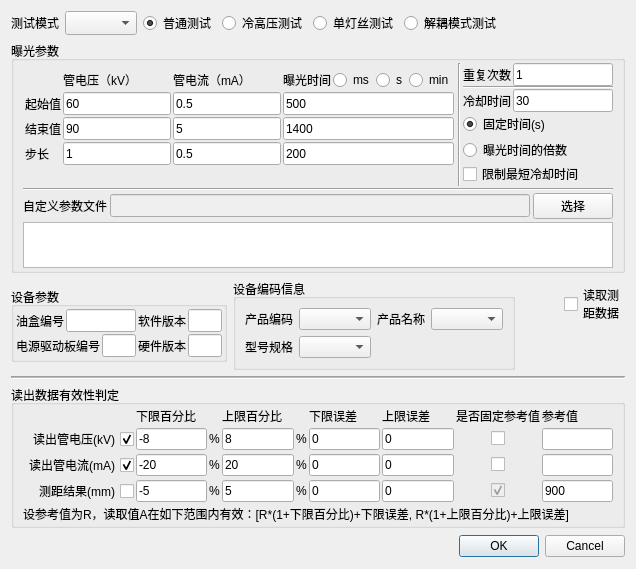
The window that test_param_settings.ui (curious-heart/X-exposer-tool) describes before a commit, drawn with Qt 5.
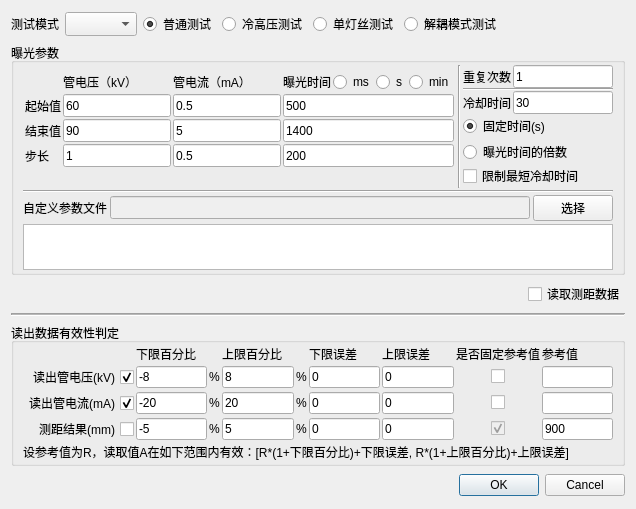
The same window after the commit.

Commit message: move device info (sw version, pdt code...) from test-parameter-settings dlg to hv-conn-settings dlg.

```diff
--- a/test_param_settings.ui
+++ b/test_param_settings.ui
@@ -7,7 +7,7 @@
     <x>0</x>
     <y>0</y>
     <width>636</width>
-    <height>567</height>
+    <height>509</height>
    </rect>
   </property>
   <property name="sizePolicy">
@@ -31,7 +31,7 @@
   <property name="windowTitle">
    <string>Dialog</string>
   </property>
-  <layout class="QVBoxLayout" name="verticalLayout_8">
+  <layout class="QVBoxLayout" name="verticalLayout_6">
    <item>
     <layout class="QHBoxLayout" name="horizontalLayout">
      <item>
@@ -580,223 +580,7 @@
     </widget>
    </item>
    <item>
-    <layout class="QHBoxLayout" name="horizontalLayout_14" stretch="5,3,1,1">
-     <property name="sizeConstraint">
-      <enum>QLayout::SetDefaultConstraint</enum>
-     </property>
-     <item>
-      <widget class="QGroupBox" name="groupBox_2">
-       <property name="sizePolicy">
-        <sizepolicy hsizetype="Preferred" vsizetype="Maximum">
-         <horstretch>0</horstretch>
-         <verstretch>0</verstretch>
-        </sizepolicy>
-       </property>
-       <property name="minimumSize">
-        <size>
-         <width>0</width>
-         <height>0</height>
-        </size>
-       </property>
-       <property name="maximumSize">
-        <size>
-         <width>16777215</width>
-         <height>16777215</height>
-        </size>
-       </property>
-       <property name="title">
-        <string>设备参数</string>
-       </property>
-       <layout class="QGridLayout" name="gridLayout_2">
-        <property name="sizeConstraint">
-         <enum>QLayout::SetMinimumSize</enum>
-        </property>
-        <property name="leftMargin">
-         <number>2</number>
-        </property>
-        <property name="topMargin">
-         <number>2</number>
-        </property>
-        <property name="rightMargin">
-         <number>2</number>
-        </property>
-        <property name="bottomMargin">
-         <number>2</number>
-        </property>
-        <property name="spacing">
-         <number>2</number>
-        </property>
-        <item row="0" column="0">
-         <layout class="QHBoxLayout" name="horizontalLayout_2">
-          <item>
-           <widget class="QLabel" name="oilBoxNoLbl">
-            <property name="text">
-             <string>油盒编号</string>
-            </property>
-           </widget>
-          </item>
-          <item>
-           <widget class="QLineEdit" name="oilBoxNoEdit">
-            <property name="sizePolicy">
-             <sizepolicy hsizetype="Expanding" vsizetype="Fixed">
-              <horstretch>0</horstretch>
-              <verstretch>0</verstretch>
-             </sizepolicy>
-            </property>
-            <property name="minimumSize">
-             <size>
-              <width>0</width>
-              <height>23</height>
-             </size>
-            </property>
-           </widget>
-          </item>
-         </layout>
-        </item>
-        <item row="0" column="1">
-         <layout class="QHBoxLayout" name="horizontalLayout_3">
-          <item>
-           <widget class="QLabel" name="swVerStrLbl">
-            <property name="text">
-             <string>软件版本</string>
-            </property>
-           </widget>
-          </item>
-          <item>
-           <widget class="QLineEdit" name="swVerStrEdit">
-            <property name="sizePolicy">
-             <sizepolicy hsizetype="Expanding" vsizetype="Fixed">
-              <horstretch>0</horstretch>
-              <verstretch>0</verstretch>
-             </sizepolicy>
-            </property>
-            <property name="minimumSize">
-             <size>
-              <width>0</width>
-              <height>23</height>
-             </size>
-            </property>
-           </widget>
-          </item>
-         </layout>
-        </item>
-        <item row="1" column="0">
-         <layout class="QHBoxLayout" name="horizontalLayout_4">
-          <item>
-           <widget class="QLabel" name="hvCtrlBoardNoLbl">
-            <property name="text">
-             <string>电源驱动板编号</string>
-            </property>
-           </widget>
-          </item>
-          <item>
-           <widget class="QLineEdit" name="hvCtrlBoardNoEdit">
-            <property name="sizePolicy">
-             <sizepolicy hsizetype="Expanding" vsizetype="Fixed">
-              <horstretch>0</horstretch>
-              <verstretch>0</verstretch>
-             </sizepolicy>
-            </property>
-            <property name="minimumSize">
-             <size>
-              <width>0</width>
-              <height>23</height>
-             </size>
-            </property>
-           </widget>
-          </item>
-         </layout>
-        </item>
-        <item row="1" column="1">
-         <layout class="QHBoxLayout" name="horizontalLayout_5">
-          <item>
-           <widget class="QLabel" name="hwVerStrLbl">
-            <property name="text">
-             <string>硬件版本</string>
-            </property>
-           </widget>
-          </item>
-          <item>
-           <widget class="QLineEdit" name="hwVerStrEdit">
-            <property name="sizePolicy">
-             <sizepolicy hsizetype="Expanding" vsizetype="Fixed">
-              <horstretch>0</horstretch>
-              <verstretch>0</verstretch>
-             </sizepolicy>
-            </property>
-            <property name="minimumSize">
-             <size>
-              <width>0</width>
-              <height>23</height>
-             </size>
-            </property>
-           </widget>
-          </item>
-         </layout>
-        </item>
-       </layout>
-      </widget>
-     </item>
-     <item>
-      <widget class="QGroupBox" name="devCodInfoGrpBox">
-       <property name="title">
-        <string>设备编码信息</string>
-       </property>
-       <layout class="QVBoxLayout" name="verticalLayout_9">
-        <item>
-         <layout class="QHBoxLayout" name="horizontalLayout_24">
-          <item>
-           <widget class="QLabel" name="pdtCodeLbl">
-            <property name="text">
-             <string>产品编码</string>
-            </property>
-           </widget>
-          </item>
-          <item>
-           <widget class="QComboBox" name="pdtCodeCBox"/>
-          </item>
-          <item>
-           <widget class="QLabel" name="pdtNameLbl">
-            <property name="text">
-             <string>产品名称</string>
-            </property>
-           </widget>
-          </item>
-          <item>
-           <widget class="QComboBox" name="pdtNameCBox"/>
-          </item>
-         </layout>
-        </item>
-        <item>
-         <layout class="QHBoxLayout" name="horizontalLayout_27">
-          <item>
-           <widget class="QLabel" name="pdtMdlLbl">
-            <property name="text">
-             <string>型号规格</string>
-            </property>
-           </widget>
-          </item>
-          <item>
-           <widget class="QComboBox" name="pdtMdlCBox"/>
-          </item>
-          <item>
-           <spacer name="horizontalSpacer_3">
-            <property name="orientation">
-             <enum>Qt::Horizontal</enum>
-            </property>
-            <property name="sizeHint" stdset="0">
-             <size>
-              <width>40</width>
-              <height>20</height>
-             </size>
-            </property>
-           </spacer>
-          </item>
-         </layout>
-        </item>
-       </layout>
-      </widget>
-     </item>
+    <layout class="QHBoxLayout" name="horizontalLayout_2">
      <item>
       <spacer name="horizontalSpacer_2">
        <property name="orientation">
@@ -811,35 +595,11 @@
       </spacer>
      </item>
      <item>
-      <layout class="QVBoxLayout" name="verticalLayout_6">
-       <property name="spacing">
-        <number>0</number>
+      <widget class="QCheckBox" name="readDistChBox">
+       <property name="text">
+        <string>读取测距数据</string>
        </property>
-       <item>
-        <widget class="QCheckBox" name="readDistChBox">
-         <property name="text">
-          <string>读取测
-距数据</string>
-         </property>
-        </widget>
-       </item>
-       <item>
-        <spacer name="verticalSpacer_2">
-         <property name="orientation">
-          <enum>Qt::Vertical</enum>
-         </property>
-         <property name="sizeType">
-          <enum>QSizePolicy::Maximum</enum>
-         </property>
-         <property name="sizeHint" stdset="0">
-          <size>
-           <width>20</width>
-           <height>40</height>
-          </size>
-         </property>
-        </spacer>
-       </item>
-      </layout>
+      </widget>
      </item>
     </layout>
    </item>
```
The commit also changes 8 other files.
